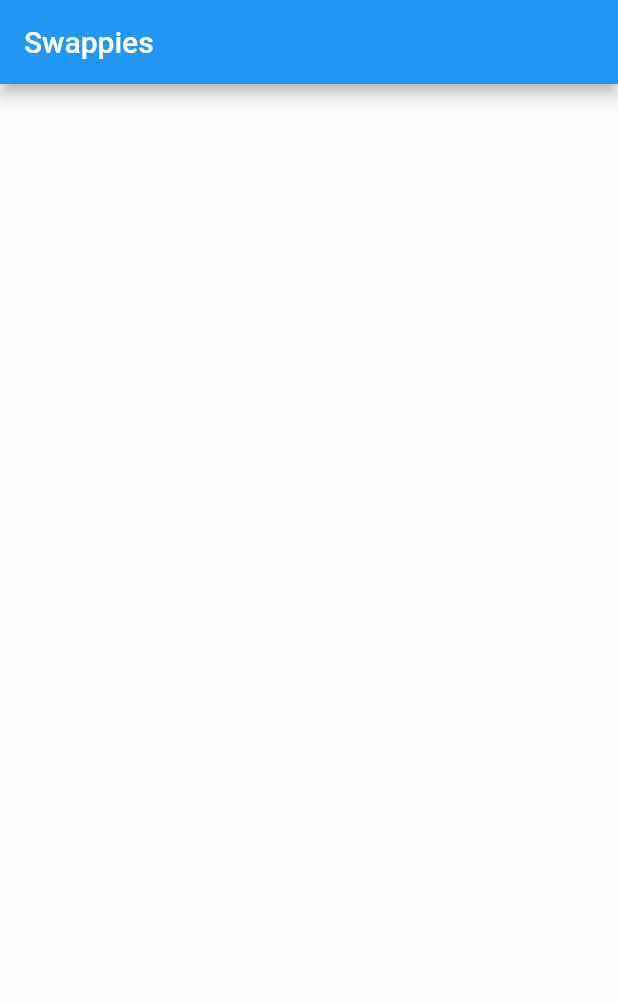
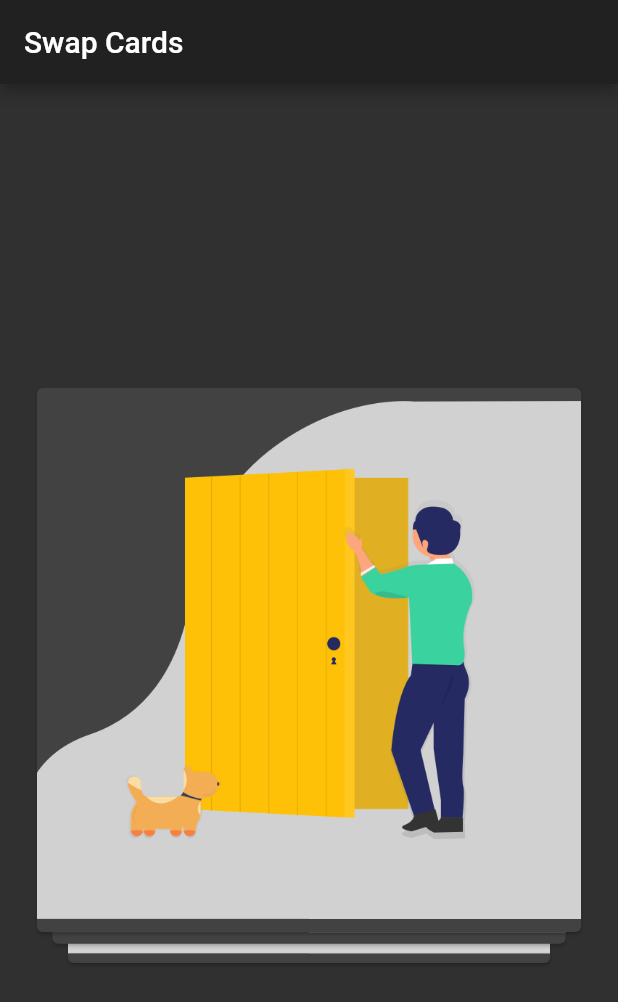
Before and after one commit to ulrichmabou/swap-cards-flutter, a Flutter app: the screen it shows after launch, on a phone screen of 412 x 824 dp. Shown: the top 1002 px of the screen. Run offline on Flutter 3.47's test engine with Material 2 defaults, Android fonts, the phone set to English and light mode, and no system bars; drawn by our look-alikes of flutter_tindercard.

```diff
--- a/lib/main.dart
+++ b/lib/main.dart
@@ -1,4 +1,5 @@
 import 'package:flutter/material.dart';
+import 'package:flutter_tindercard/flutter_tindercard.dart';
 
 void main() => runApp(MyApp());
 
@@ -8,31 +9,68 @@ class MyApp extends StatelessWidget {
   Widget build(BuildContext context) {
     return MaterialApp(
       title: 'Swappies',
-      theme: ThemeData(
-        primarySwatch: Colors.blue,
-      ),
-      home: MyHomePage(title: 'Swappies'),
+      theme: ThemeData.dark(),
+      home: ExampleHomePage(),
     );
   }
 }
 
-class MyHomePage extends StatefulWidget {
-  MyHomePage({this.title});
+class ExampleHomePage extends StatefulWidget {
+  @override
+  _ExampleHomePageState createState() => _ExampleHomePageState();
+}
 
-  final String title;
+class _ExampleHomePageState extends State<ExampleHomePage>
+    with TickerProviderStateMixin {
+  List<String> welcomeImages = [
+    "assets/welcome0.png",
+    "assets/welcome1.png",
+    "assets/welcome2.png",
+    "assets/welcome2.png",
+    "assets/welcome1.png",
+    "assets/welcome1.png"
+  ];
 
   @override
-  _MyHomePageState createState() => _MyHomePageState();
-}
+  Widget build(BuildContext context) {
+    //Use this to trigger swap.
+    CardController controller;
 
-class _MyHomePageState extends State<MyHomePage> {
-  @override
-  Widget build(BuildContext context) {
     return Scaffold(
       appBar: AppBar(
-        title: Text(widget.title),
+        title: Text('Swap Cards'),
       ),
-      body: Container(),
+      body: Center(
+        child: Container(
+          height: MediaQuery.of(context).size.height * 0.6,
+          child: TinderSwapCard(
+              orientation: AmassOrientation.BOTTOM,
+              totalNum: 6,
+              stackNum: 3,
+              swipeEdge: 4.0,
+              maxWidth: MediaQuery.of(context).size.width * 0.9,
+              maxHeight: MediaQuery.of(context).size.width * 0.9,
+              minWidth: MediaQuery.of(context).size.width * 0.8,
+              minHeight: MediaQuery.of(context).size.width * 0.8,
+              cardBuilder: (context, index) => Card(
+                    child: Image.asset('${welcomeImages[index]}'),
+                  ),
+              cardController: controller = CardController(),
+              swipeUpdateCallback:
+                  (DragUpdateDetails details, Alignment align) {
+                /// Get swiping card's alignment
+                if (align.x < 0) {
+                  //Card is LEFT swiping
+                } else if (align.x > 0) {
+                  //Card is RIGHT swiping
+                }
+              },
+              swipeCompleteCallback:
+                  (CardSwipeOrientation orientation, int index) {
+                /// Get orientation & index of swiped card!
+              }),
+        ),
+      ),
     );
   }
 }
```
Also changed, not shown: pubspec.yaml (+5 -4 lines), assets/welcome0.png (added), assets/welcome1.png (added), assets/welcome2.png (added), pubspec.lock.
